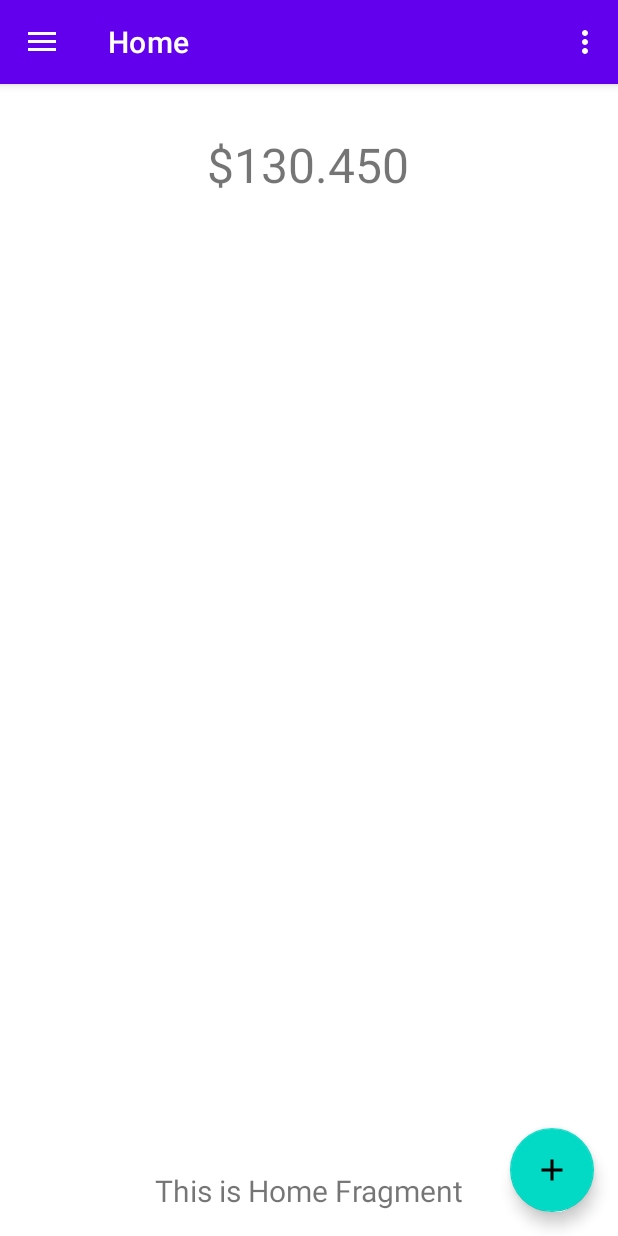
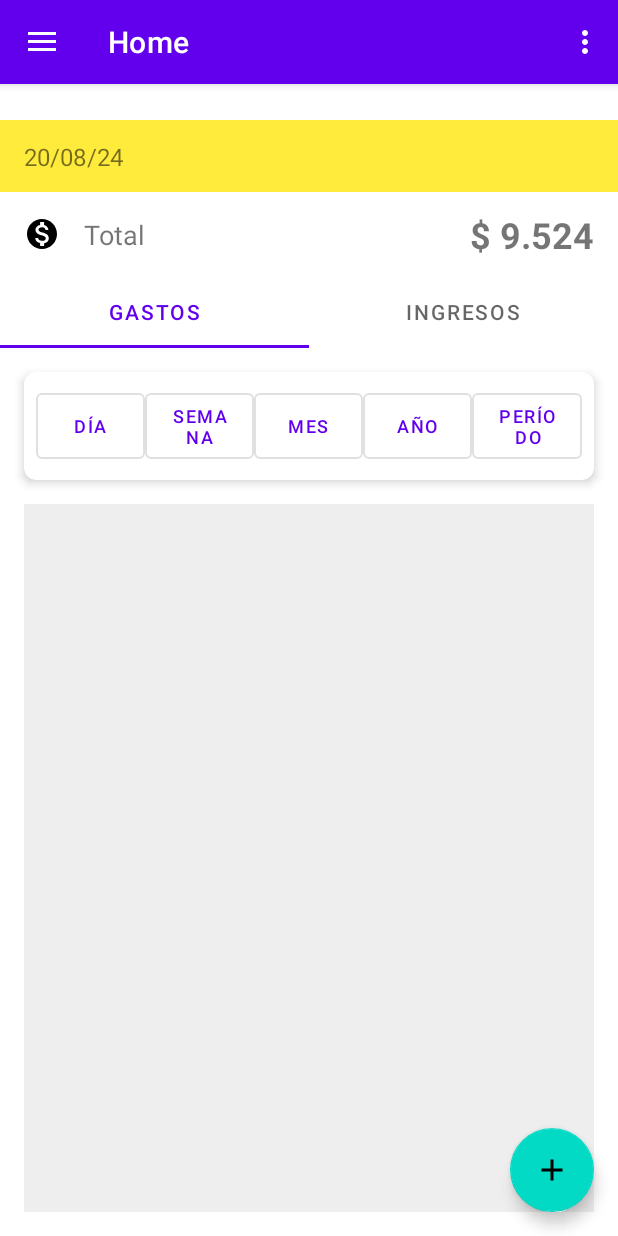
Before and after one commit to spoleschi/GestionGastos, an Android app: the screen it shows after launch (MainActivity), on a phone screen of 412 x 824 dp. Run offline under Robolectric (Android 15) with nearby library versions, the phone set to English and light mode, and no system bars; our stand-ins replace navigation-ui; 2 statements that could not run were skipped.

Commit message:
fragment_home

```diff
--- /dev/null
+++ b/app/src/main/res/drawable/ic_pesos.xml
@@ -0,0 +1,5 @@
+<vector xmlns:android="http://schemas.android.com/apk/res/android" android:height="24dp" android:tint="#000000" android:viewportHeight="24" android:viewportWidth="24" android:width="24dp">
+
+    <path android:fillColor="@android:color/white" android:pathData="M12,2C6.48,2 2,6.48 2,12s4.48,10 10,10 10,-4.48 10,-10S17.52,2 12,2zM13.41,18.09L13.41,20h-2.67v-1.93c-1.71,-0.36 -3.16,-1.46 -3.27,-3.4h1.96c0.1,1.05 0.82,1.87 2.65,1.87 1.96,0 2.4,-0.98 2.4,-1.59 0,-0.83 -0.44,-1.61 -2.67,-2.14 -2.48,-0.6 -4.18,-1.62 -4.18,-3.67 0,-1.72 1.39,-2.84 3.11,-3.21L10.74,4h2.67v1.95c1.86,0.45 2.79,1.86 2.85,3.39L14.3,9.34c-0.05,-1.11 -0.64,-1.87 -2.22,-1.87 -1.5,0 -2.4,0.68 -2.4,1.64 0,0.84 0.65,1.39 2.67,1.91s4.18,1.39 4.18,3.91c-0.01,1.83 -1.38,2.83 -3.12,3.16z"/>
+
+</vector>
--- a/app/src/main/res/layout/fragment_home.xml
+++ b/app/src/main/res/layout/fragment_home.xml
@@ -1,37 +1,160 @@
 <?xml version="1.0" encoding="utf-8"?>
-<androidx.constraintlayout.widget.ConstraintLayout xmlns:android="http://schemas.android.com/apk/res/android"
+<androidx.constraintlayout.widget.ConstraintLayout
+    xmlns:android="http://schemas.android.com/apk/res/android"
     xmlns:app="http://schemas.android.com/apk/res-auto"
-    xmlns:tools="http://schemas.android.com/tools"
     android:layout_width="match_parent"
     android:layout_height="match_parent"
-    tools:context=".ui.home.HomeFragment">
+    android:background="#FFFFFF">
+
+    <View
+        android:id="@+id/statusBar"
+        android:layout_width="match_parent"
+        android:layout_height="24dp"
+        android:background="#FFFFFF"
+        app:layout_constraintTop_toTopOf="parent"/>
+
+    <View
+        android:id="@+id/topBar"
+        android:layout_width="match_parent"
+        android:layout_height="48dp"
+        android:background="#FFEB3B"
+        app:layout_constraintTop_toBottomOf="@id/statusBar"/>
 
     <TextView
-        android:id="@+id/text_home"
+        android:id="@+id/dateText"
+        android:layout_width="wrap_content"
+        android:layout_height="wrap_content"
+        android:text="20/08/24"
+        android:textSize="16sp"
+        app:layout_constraintTop_toTopOf="@id/topBar"
+        app:layout_constraintBottom_toBottomOf="@id/topBar"
+        app:layout_constraintStart_toStartOf="@id/topBar"
+        android:layout_marginStart="16dp"/>
+
+
+    <ImageView
+        android:id="@+id/menuIcon"
+        android:layout_width="24dp"
+        android:layout_height="24dp"
+        android:src="@drawable/ic_pesos"
+        app:layout_constraintTop_toBottomOf="@id/topBar"
+        app:layout_constraintStart_toStartOf="parent"
+        android:layout_marginStart="16dp"
+        android:layout_marginTop="16dp"/>
+
+    <TextView
+        android:id="@+id/totalLabel"
+        android:layout_width="wrap_content"
+        android:layout_height="wrap_content"
+        android:text="Total"
+        android:textSize="18sp"
+        app:layout_constraintTop_toTopOf="@id/menuIcon"
+        app:layout_constraintBottom_toBottomOf="@id/menuIcon"
+        app:layout_constraintStart_toEndOf="@id/menuIcon"
+        android:layout_marginStart="16dp"/>
+
+    <TextView
+        android:id="@+id/totalAmount"
+        android:layout_width="wrap_content"
+        android:layout_height="wrap_content"
+        android:text="$ 9.524"
+        android:textSize="24sp"
+        android:textStyle="bold"
+        app:layout_constraintTop_toTopOf="@id/menuIcon"
+        app:layout_constraintBottom_toBottomOf="@id/menuIcon"
+        app:layout_constraintEnd_toEndOf="parent"
+        android:layout_marginEnd="16dp"/>
+
+    <com.google.android.material.tabs.TabLayout
+        android:id="@+id/tabLayout"
         android:layout_width="match_parent"
         android:layout_height="wrap_content"
-        android:layout_marginStart="8dp"
-        android:layout_marginTop="8dp"
-        android:layout_marginEnd="8dp"
-        android:textAlignment="center"
-        android:textSize="20sp"
+        app:layout_constraintTop_toBottomOf="@id/menuIcon"
+        android:layout_marginTop="16dp">
+
+        <com.google.android.material.tabs.TabItem
+            android:layout_width="wrap_content"
+            android:layout_height="wrap_content"
+            android:text="GASTOS"/>
+
+        <com.google.android.material.tabs.TabItem
+            android:layout_width="wrap_content"
+            android:layout_height="wrap_content"
+            android:text="INGRESOS"/>
+
+    </com.google.android.material.tabs.TabLayout>
+
+    <com.google.android.material.card.MaterialCardView
+        android:id="@+id/periodCard"
+        android:layout_width="match_parent"
+        android:layout_height="wrap_content"
+        app:layout_constraintTop_toBottomOf="@id/tabLayout"
+        android:layout_margin="16dp"
+        app:cardCornerRadius="8dp"
+        app:cardElevation="4dp">
+
+        <LinearLayout
+            android:layout_width="match_parent"
+            android:layout_height="match_parent"
+            android:orientation="horizontal"
+            android:padding="8dp">
+
+            <Button
+                android:id="@+id/dayButton"
+                style="?attr/materialButtonOutlinedStyle"
+                android:layout_width="0dp"
+                android:layout_height="match_parent"
+                android:layout_weight="1"
+                android:text="Día"
+                android:textSize="12sp" />
+
+            <Button
+                android:id="@+id/weekButton"
+                style="?attr/materialButtonOutlinedStyle"
+                android:layout_width="0dp"
+                android:layout_height="match_parent"
+                android:layout_weight="1"
+                android:text="Semana"
+                android:textSize="12sp" />
+
+            <Button
+                android:id="@+id/monthButton"
+                style="?attr/materialButtonOutlinedStyle"
+                android:layout_width="0dp"
+                android:layout_height="match_parent"
+                android:layout_weight="1"
+                android:text="Mes"
+                android:textSize="12sp" />
+
+            <Button
+                android:id="@+id/yearButton"
+                style="?attr/materialButtonOutlinedStyle"
+                android:layout_width="0dp"
+                android:layout_height="match_parent"
+                android:layout_weight="1"
+                android:text="Año"
+                android:textSize="12sp" />
+
+            <Button
+                android:id="@+id/periodButton"
+                style="?attr/materialButtonOutlinedStyle"
+                android:layout_width="0dp"
+                android:layout_height="match_parent"
+                android:layout_weight="1"
+                android:text="Período"
+                android:textSize="12sp" />
+
+        </LinearLayout>
+
+    </com.google.android.material.card.MaterialCardView>
+
+    <androidx.recyclerview.widget.RecyclerView
+        android:id="@+id/expensesRecyclerView"
+        android:layout_width="match_parent"
+        android:layout_height="0dp"
+        app:layout_constraintTop_toBottomOf="@id/periodCard"
         app:layout_constraintBottom_toBottomOf="parent"
-        app:layout_constraintEnd_toEndOf="parent"
-        app:layout_constraintHorizontal_bias="1.0"
-        app:layout_constraintStart_toStartOf="parent"
-        app:layout_constraintTop_toTopOf="parent"
-        app:layout_constraintVertical_bias="0.977" />
-
-    <TextView
-        android:id="@+id/account_balance"
-        android:layout_width="wrap_content"
-        android:layout_height="wrap_content"
-        android:layout_marginTop="32dp"
-        android:text="$130.450"
-        android:textSize="32sp"
-        app:layout_constraintEnd_toEndOf="parent"
-        app:layout_constraintHorizontal_bias="0.498"
-        app:layout_constraintStart_toStartOf="parent"
-        app:layout_constraintTop_toTopOf="parent" />
+        android:layout_margin="16dp"
+        android:background="#EEEEEE"/>
 
 </androidx.constraintlayout.widget.ConstraintLayout>
```
